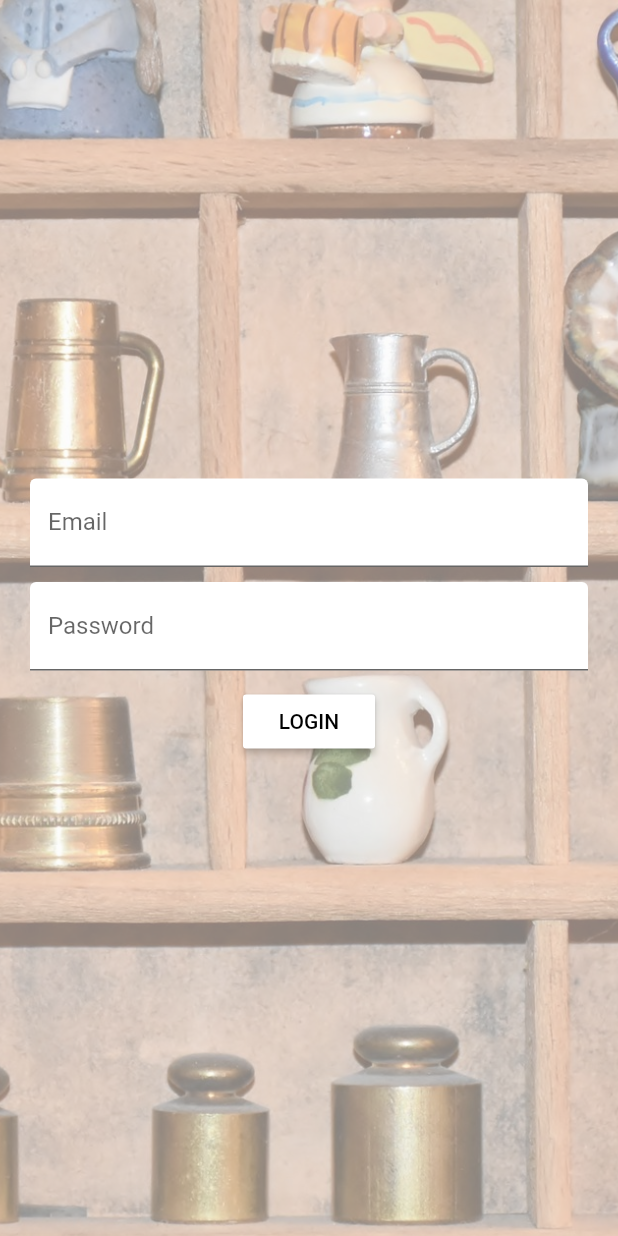
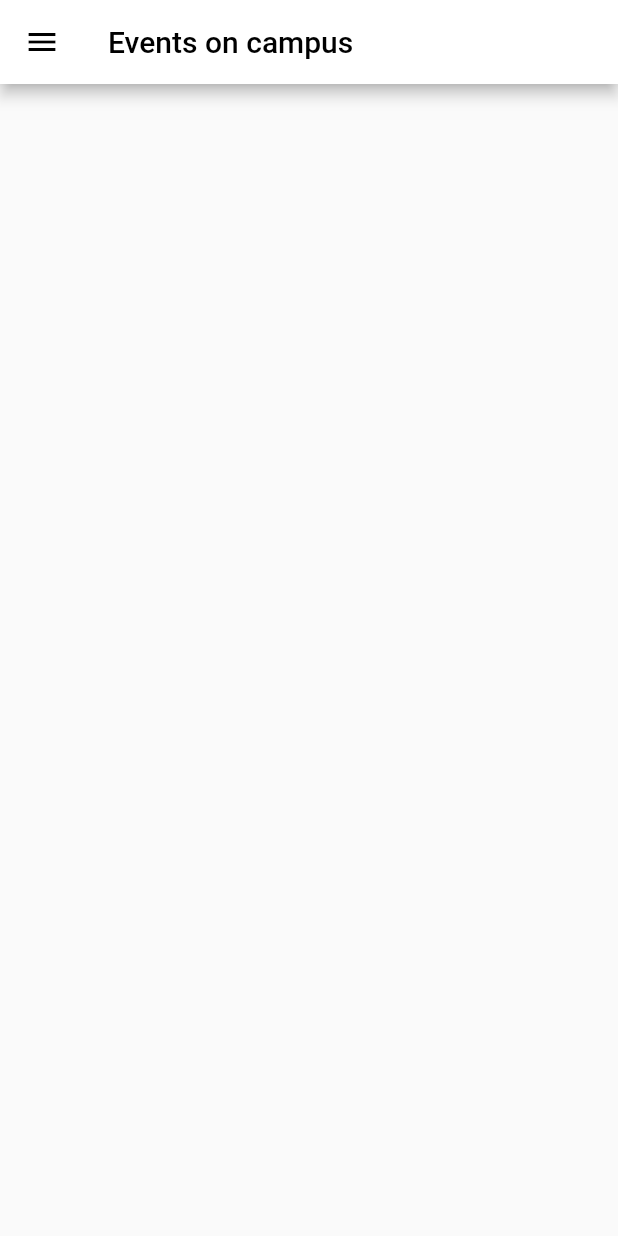
Before and after one commit to mdethmers/hifi_prot, a Flutter app: the LoginScreen2 screen opened by its route, after a tap on "LOGIN", on a phone screen of 412 x 824 dp. Run offline on Flutter 3.47's test engine with Material 2 defaults, Android fonts, the phone set to English and light mode, and no system bars.

Commit message:
roombooking 90% done

```diff
--- a/lib/main.dart
+++ b/lib/main.dart
@@ -1,9 +1,11 @@
 import 'package:flutter/material.dart';
+import 'package:hifi_prot/screens/roomBooking.dart';
 
 import 'package:provider/provider.dart';
 import 'package:hifi_prot/providers/Provider.dart';
 import 'package:hifi_prot/screens/loginScreen.dart';
 import 'package:hifi_prot/screens/loginScreen2.dart';
+import 'package:hifi_prot/screens/homeScreen.dart';
 
 void main() => runApp(MyApp());
 
@@ -21,6 +23,8 @@ class MyApp extends StatelessWidget {
         home: loginScreen(),
         routes: {
           LoginScreen2.routeName: (ctx) => LoginScreen2(),
+          homeScreen.routeName: (ctx) => homeScreen(),
+          RoomBooking.routeName: (ctx) => RoomBooking(),
         },
 
       ),
--- /dev/null
+++ b/lib/screens/homeScreen.dart
@@ -0,0 +1,37 @@
+import 'package:flutter/material.dart';
+
+import 'package:hifi_prot/widgets/Drawer.dart';
+
+class homeScreen extends StatefulWidget {
+
+  static const String routeName = '/homeScreen' ;
+
+  @override
+  State<StatefulWidget> createState() {
+    return _homeScreen();
+  }
+
+}
+
+class _homeScreen extends State<homeScreen> {
+
+  @override
+  Widget build(BuildContext context) {
+
+    return Scaffold(
+      appBar: AppBar(
+        title: Text('Events on campus', style: TextStyle(color: Colors.black),),
+        backgroundColor: Colors.white,
+        iconTheme: new IconThemeData(color: Colors.black),
+      ),
+      drawer: buildDrawer(context),
+
+//      body: GridView.builder( //implement some sort of news overview with dummy data using the itembuilder
+//          gridDelegate: null,
+//          itemCount: null,
+//          itemBuilder: null
+//      ),//make body here
+    );
+  }
+
+}
--- a/lib/screens/loginScreen2.dart
+++ b/lib/screens/loginScreen2.dart
@@ -1,4 +1,5 @@
 import 'package:flutter/material.dart';
+import 'package:hifi_prot/screens/homeScreen.dart';
 
 
 class LoginScreen2 extends StatelessWidget {
@@ -84,7 +85,7 @@ class LoginScreen2 extends StatelessWidget {
                 child: Text('LOGIN'),
                 onPressed: () {
                   //navigate to homescreen
-
+                    Navigator.pushNamed(context, homeScreen.routeName);
                 }),
 
               ],
--- /dev/null
+++ b/lib/widgets/Drawer.dart
@@ -0,0 +1,55 @@
+import 'package:flutter/material.dart';
+import 'package:hifi_prot/screens/homeScreen.dart';
+import 'package:hifi_prot/screens/roomBooking.dart';
+
+
+Drawer buildDrawer(context) {
+
+  return Drawer(
+
+      child: ListView(
+        padding: EdgeInsets.zero,
+        children: <Widget>[
+          DrawerHeader(
+            child: Text('Menu'),
+            decoration: BoxDecoration(
+              color: Colors.blue,
+            ),
+          ),
+          ListTile(
+            title: Text('Booking'),
+            onTap: () {
+              Navigator.pushReplacementNamed(context, RoomBooking.routeName);
+
+            },
+          ),
+          ListTile(
+            title: Text('Timetable'),
+            onTap: () {
+              //update the state of app
+              //...
+              // Then close the drawer
+              Navigator.pop(context);
+            },
+          ),
+          ListTile(
+            title: Text('Events'),
+            onTap: () {
+
+              Navigator.pushReplacementNamed(context, homeScreen.routeName);
+
+            },
+          ),
+          ListTile(
+            title: Text('Settings'),
+            onTap: () {
+              //update the state of app
+              //...
+              // Then close the drawer
+              Navigator.pop(context);
+            },
+          )
+        ],
+      )
+  );
+}
--- a/pubspec.yaml
+++ b/pubspec.yaml
@@ -20,7 +20,7 @@ dependencies:
   flutter:
     sdk: flutter
   provider: ^3.0.0
-
+  intl: ^0.15.0
   # The following adds the Cupertino Icons font to your application.
   # Use with the CupertinoIcons class for iOS style icons.
   cupertino_icons: ^0.1.2
```
Also changed, not shown: lib/providers/Provider.dart (+65 -0 lines), lib/screens/roomBooking.dart (added, +136 -0 lines), pubspec.lock.
